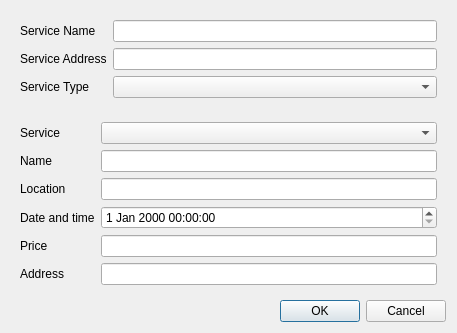
Above: src/qt/forms/editservicedialog.ui from smileycoin/smileyCoin before the change. Below: the same form after it.
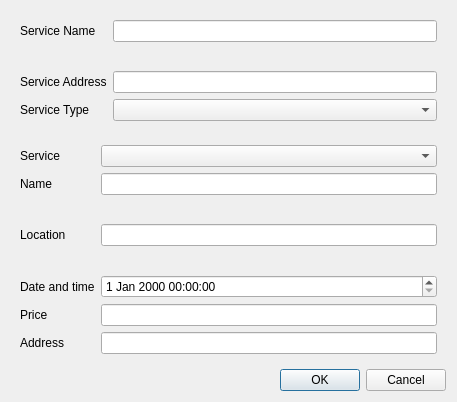
That is the form after the change. Custom widgets are drawn as their Qt base class.

Commit message: Ticket+Service gui input checks

```diff
--- a/src/qt/forms/editservicedialog.ui
+++ b/src/qt/forms/editservicedialog.ui
@@ -37,7 +37,28 @@
                                 </property>
                             </widget>
                         </item>
-                        <item row="1" column="0">
+                        <item row="1" column="1">
+                            <widget class="QLabel" name="sCounterName">
+                                <property name="font">
+                                    <font>
+                                        <family>Helvetica</family>
+                                        <pointsize>11</pointsize>
+                                        <weight>50</weight>
+                                        <bold>false</bold>
+                                    </font>
+                                </property>
+                                <property name="toolTip">
+                                    <string>Name can be no longer than 20 characters.</string>
+                                </property>
+                                <property name="styleSheet">
+                                    <string notr="true">QLabel { color: red; }</string>
+                                </property>
+                                <property name="alignment">
+                                    <set>Qt::AlignRight|Qt::AlignTrailing|Qt::AlignVCenter</set>
+                                </property>
+                            </widget>
+                        </item>
+                        <item row="2" column="0">
                             <widget class="QLabel" name="label_2">
                                 <property name="text">
                                     <string>Service Address</string>
@@ -47,14 +68,14 @@
                                 </property>
                             </widget>
                         </item>
-                        <item row="1" column="1">
+                        <item row="2" column="1">
                             <widget class="QValidatedLineEdit" name="serviceAddress">
                                 <property name="toolTip">
                                     <string>The address associated with this service</string>
                                 </property>
                             </widget>
                         </item>
-                        <item row="2" column="0">
+                        <item row="3" column="0">
                             <widget class="QLabel" name="label_3">
                                 <property name="text">
                                     <string>Service Type</string>
@@ -64,7 +85,7 @@
                                 </property>
                             </widget>
                         </item>
-                        <item row="2" column="1">
+                        <item row="3" column="1">
                             <widget class="QComboBox" name="serviceType">
                                 <property name="toolTip">
                                     <string>The type of service.</string>
@@ -114,7 +135,28 @@
                                 </property>
                             </widget>
                         </item>
-                        <item row="2" column="0">
+                        <item row="2" column="1">
+                            <widget class="QLabel" name="tCounterName">
+                                <property name="font">
+                                    <font>
+                                        <family>Helvetica</family>
+                                        <pointsize>11</pointsize>
+                                        <weight>50</weight>
+                                        <bold>false</bold>
+                                    </font>
+                                </property>
+                                <property name="toolTip">
+                                    <string>The label can be no longer than 20 characters.</string>
+                                </property>
+                                <property name="styleSheet">
+                                    <string notr="true">QLabel { color: red; }</string>
+                                </property>
+                                <property name="alignment">
+                                    <set>Qt::AlignRight|Qt::AlignTrailing|Qt::AlignVCenter</set>
+                                </property>
+                            </widget>
+                        </item>
+                        <item row="3" column="0">
                             <widget class="QLabel" name="label">
                                 <property name="text">
                                     <string>Location</string>
@@ -124,14 +166,35 @@
                                 </property>
                             </widget>
                         </item>
-                        <item row="2" column="1">
+                        <item row="3" column="1">
                             <widget class="QLineEdit" name="ticketLocation">
                                 <property name="toolTip">
                                     <string>The location associated with this ticket</string>
                                 </property>
                             </widget>
                         </item>
-                        <item row="3" column="0">
+                        <item row="4" column="1">
+                            <widget class="QLabel" name="tCounterLoc">
+                                <property name="font">
+                                    <font>
+                                        <family>Helvetica</family>
+                                        <pointsize>11</pointsize>
+                                        <weight>50</weight>
+                                        <bold>false</bold>
+                                    </font>
+                                </property>
+                                <property name="toolTip">
+                                    <string>The label can be no longer than 20 characters.</string>
+                                </property>
+                                <property name="styleSheet">
+                                    <string notr="true">QLabel { color: red; }</string>
+                                </property>
+                                <property name="alignment">
+                                    <set>Qt::AlignRight|Qt::AlignTrailing|Qt::AlignVCenter</set>
+                                </property>
+                            </widget>
+                        </item>
+                        <item row="5" column="0">
                             <widget class="QLabel" name="dateTimeLabel">
                                 <property name="text">
                                     <string>Date and time</string>
@@ -141,11 +204,11 @@
                                 </property>
                             </widget>
                         </item>
-                        <item row="3" column="1">
+                        <item row="5" column="1">
                             <widget class="QDateTimeEdit" name="ticketDateTime">
                             </widget>
                         </item>
-                        <item row="4" column="0">
+                        <item row="6" column="0">
                             <widget class="QLabel" name="label_3">
                                 <property name="text">
                                     <string>Price</string>
@@ -155,14 +218,14 @@
                                 </property>
                             </widget>
                         </item>
-                        <item row="4" column="1">
+                        <item row="6" column="1">
                             <widget class="QLineEdit" name="ticketPrice">
                                 <property name="toolTip">
                                     <string>Set the ticket price</string>
                                 </property>
                             </widget>
                         </item>
-                        <item row="5" column="0">
+                        <item row="7" column="0">
                             <widget class="QLabel" name="label_2">
                                 <property name="text">
                                     <string>Address</string>
@@ -172,7 +235,7 @@
                                 </property>
                             </widget>
                         </item>
-                        <item row="5" column="1">
+                        <item row="7" column="1">
                             <widget class="QValidatedLineEdit" name="ticketAddress">
                                 <property name="toolTip">
                                     <string>The address associated with this ticket</string>
```
The commit also changes 2 other files.
